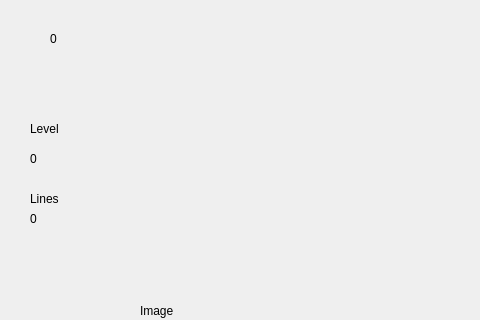
First picture: the form in tetrismainwindow.ui, repository cfcv/Tetris, before the edit; both pictures show x 0 to 480 and y 207 to 527 of the 1063 by 819 pixel window.
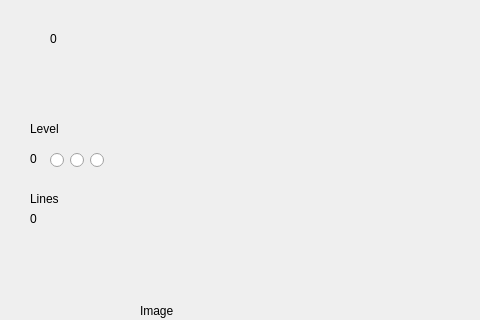
Second picture: the form after the edit. Custom widgets are drawn as their Qt base class.

The edit to the form file:
```diff
--- a/tetrismainwindow.ui
+++ b/tetrismainwindow.ui
@@ -169,6 +169,45 @@
      <string>0</string>
     </property>
    </widget>
+   <widget class="QRadioButton" name="radioButton_1">
+    <property name="geometry">
+     <rect>
+      <x>50</x>
+      <y>340</y>
+      <width>21</width>
+      <height>21</height>
+     </rect>
+    </property>
+    <property name="text">
+     <string/>
+    </property>
+   </widget>
+   <widget class="QRadioButton" name="radioButton_2">
+    <property name="geometry">
+     <rect>
+      <x>70</x>
+      <y>340</y>
+      <width>16</width>
+      <height>21</height>
+     </rect>
+    </property>
+    <property name="text">
+     <string/>
+    </property>
+   </widget>
+   <widget class="QRadioButton" name="radioButton_3">
+    <property name="geometry">
+     <rect>
+      <x>90</x>
+      <y>340</y>
+      <width>16</width>
+      <height>21</height>
+     </rect>
+    </property>
+    <property name="text">
+     <string/>
+    </property>
+   </widget>
   </widget>
   <widget class="QMenuBar" name="menuBar">
    <property name="geometry">
```
Left out of the diff: 2 changed lines with no effect on the pictures.
